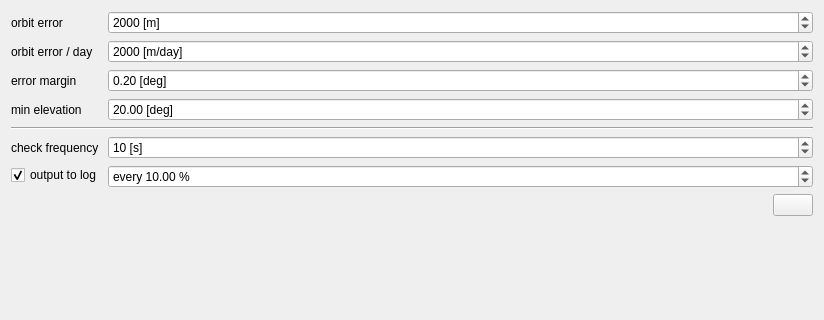
Before: the Qt Designer form Widgets/satelliteavoidancewidget.ui in TUW-VieVS/VieSchedppGUI, drawn with Qt 5; both pictures show x 0 to 824 and y 0 to 320 of the 824 by 579 pixel window.
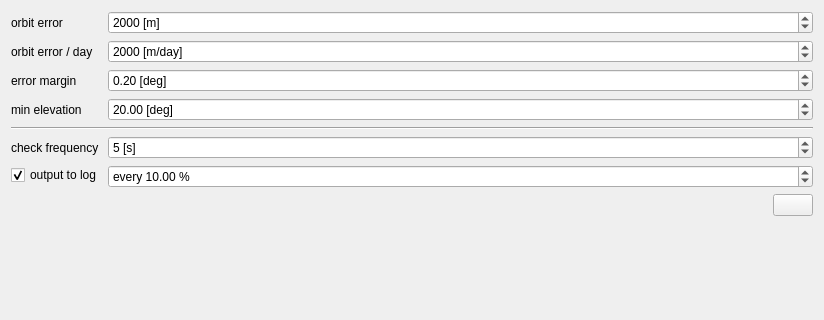
After: the same form once the commit is applied. Icons and pictures are not drawn.

Commit message: bugfix read empty lines in catalogs

Patch:
```diff
--- a/Widgets/satelliteavoidancewidget.ui
+++ b/Widgets/satelliteavoidancewidget.ui
@@ -168,13 +168,13 @@
           <string> [s]</string>
          </property>
          <property name="maximum">
-          <number>600</number>
+          <number>9999</number>
          </property>
          <property name="singleStep">
           <number>5</number>
          </property>
          <property name="value">
-          <number>10</number>
+          <number>5</number>
          </property>
         </widget>
        </item>
```
Left out of the diff: 2 changed lines with no effect on the pictures. The commit also changes 1 other file.
